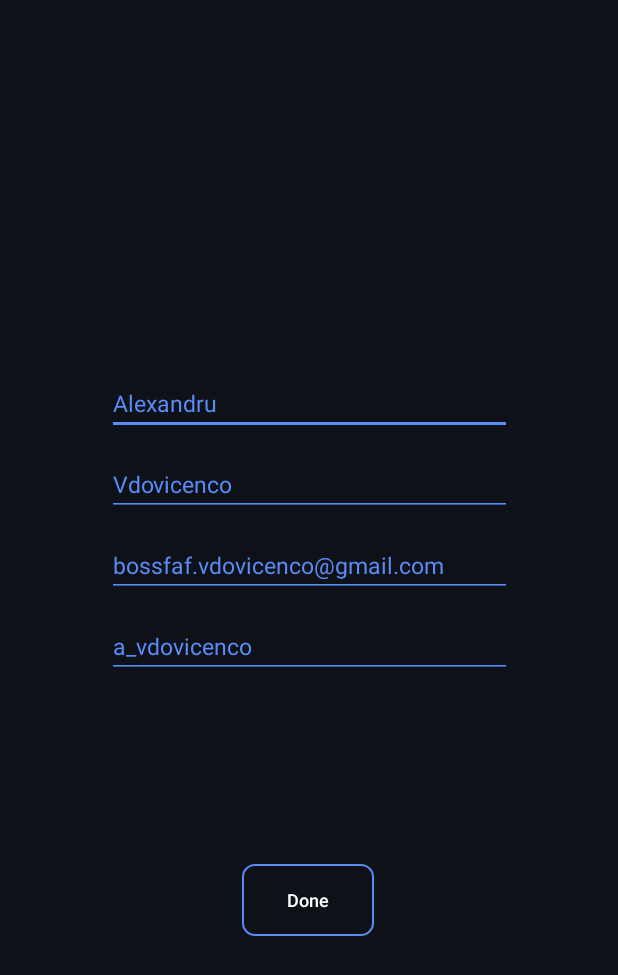
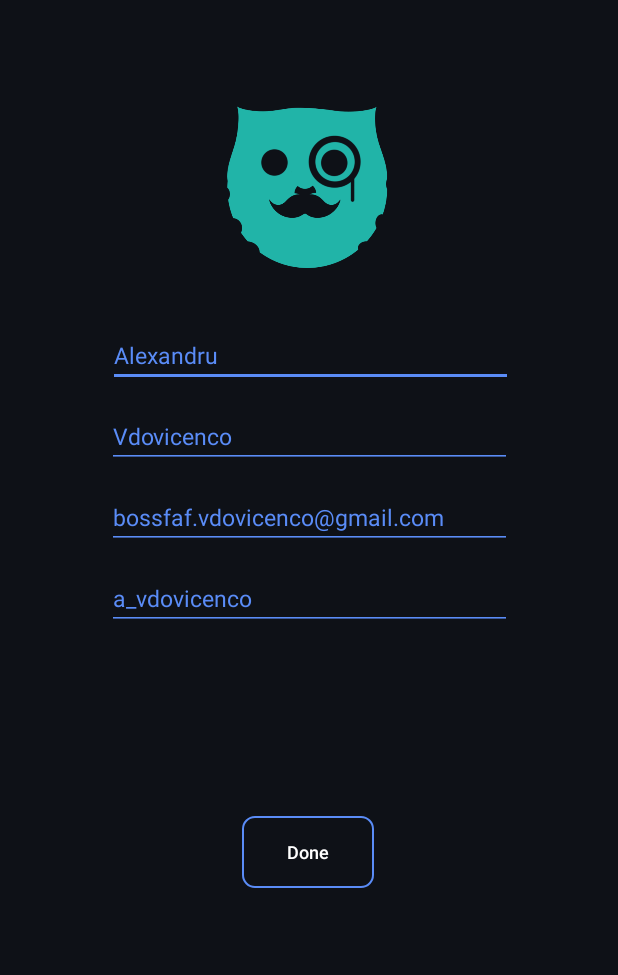
Before and after one commit to dominatorfaf/disputer, an Android app: the screen it shows after launch (EditProfileActivity), after a tap on "Edit profile", on a phone screen of 412 x 824 dp. Shown: the top 975 px of the screen. Run offline under Robolectric (Android 15) with nearby library versions, the phone set to English and light mode, and no system bars; 2 statements that could not run were skipped.

Commit message:
Added avatars

```diff
--- a/app/src/main/java/com/android/disputer/profile/EditProfileActivity.kt
+++ b/app/src/main/java/com/android/disputer/profile/EditProfileActivity.kt
@@ -1,12 +1,16 @@
 package com.android.disputer.profile
 
 import android.content.Intent
+import android.os.Bundle
+import android.widget.ArrayAdapter
+import android.widget.Button
+import android.widget.Spinner
+import android.widget.TextView
 import androidx.appcompat.app.AppCompatActivity
-import android.os.Bundle
-import android.widget.Button
-import android.widget.TextView
 import com.android.disputer.R
+import com.android.disputer.enums.Avatar
 import com.android.disputer.schema.User
+
 
 class EditProfileActivity : AppCompatActivity() {
     override fun onCreate(savedInstanceState: Bundle?) {
@@ -20,11 +24,13 @@ class EditProfileActivity : AppCompatActivity() {
         var editLastName: TextView = findViewById(R.id.edit_last_name)
         var editEmail: TextView = findViewById(R.id.edit_email)
         var button: Button = findViewById(R.id.edit_profile)
+        val avatarSpinner: Spinner = findViewById(R.id.avatar_spinner)
 
         editUsername.text = obj.username
         editFirstName.text = obj.firstName
         editLastName.text = obj.lastName
         editEmail.text = obj.email
+        avatarSpinner.adapter = ArrayAdapter<Avatar>(this, android.R.layout.simple_spinner_item, Avatar.values())
 
         button.setOnClickListener {
             obj.username = editUsername.text.toString()
--- a/app/src/main/res/layout/activity_edit_profile.xml
+++ b/app/src/main/res/layout/activity_edit_profile.xml
@@ -7,21 +7,33 @@
     android:background="@color/nightBackground"
     tools:context=".profile.EditProfileActivity">
 
+
+    <ImageView
+        android:id="@+id/imageView"
+        android:layout_width="152dp"
+        android:layout_height="130dp"
+        android:layout_marginBottom="32dp"
+        app:layout_constraintBottom_toTopOf="@+id/edit_first_name"
+        app:layout_constraintEnd_toEndOf="parent"
+        app:layout_constraintHorizontal_bias="0.498"
+        app:layout_constraintStart_toStartOf="parent"
+        app:srcCompat="@drawable/avatar_2" />
+
     <EditText
         android:id="@+id/edit_first_name"
         android:layout_width="wrap_content"
         android:layout_height="wrap_content"
-        android:layout_marginTop="248dp"
+        android:layout_marginTop="216dp"
         android:backgroundTint="@color/welcomeColor"
         android:ems="15"
+        android:hint="first name"
         android:inputType="textPersonName"
-        android:hint="first name"
+        android:textColor="@color/welcomeColor"
         android:textColorHint="#805A8CF7"
-        android:textColor="@color/welcomeColor"
+        android:textSize="15sp"
         app:layout_constraintEnd_toEndOf="parent"
-        app:layout_constraintHorizontal_bias="0.502"
+        app:layout_constraintHorizontal_bias="0.506"
         app:layout_constraintStart_toStartOf="parent"
-        android:textSize="15sp"
         app:layout_constraintTop_toTopOf="parent" />
 
     <EditText
@@ -90,4 +102,5 @@
         app:layout_constraintHorizontal_bias="0.498"
         app:layout_constraintStart_toStartOf="parent"
         app:layout_constraintTop_toBottomOf="@+id/edit_username" />
+
 </androidx.constraintlayout.widget.ConstraintLayout>
--- a/app/src/main/res/values/styles.xml
+++ b/app/src/main/res/values/styles.xml
@@ -7,5 +7,4 @@
         <item name="colorAccent">@color/colorAccent</item>
         <item name="android:navigationBarColor">@color/nightBackground</item>
     </style>
-
 </resources>
```
